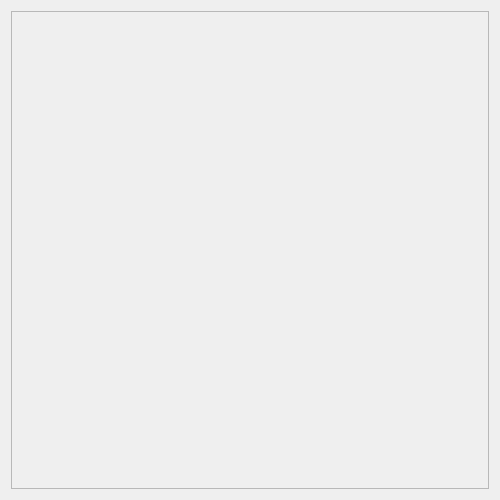
Before: the Qt Designer form gui/templates/relighting-history.ui in RiccardoMarostica/RTI-Thesis, drawn with Qt 5.
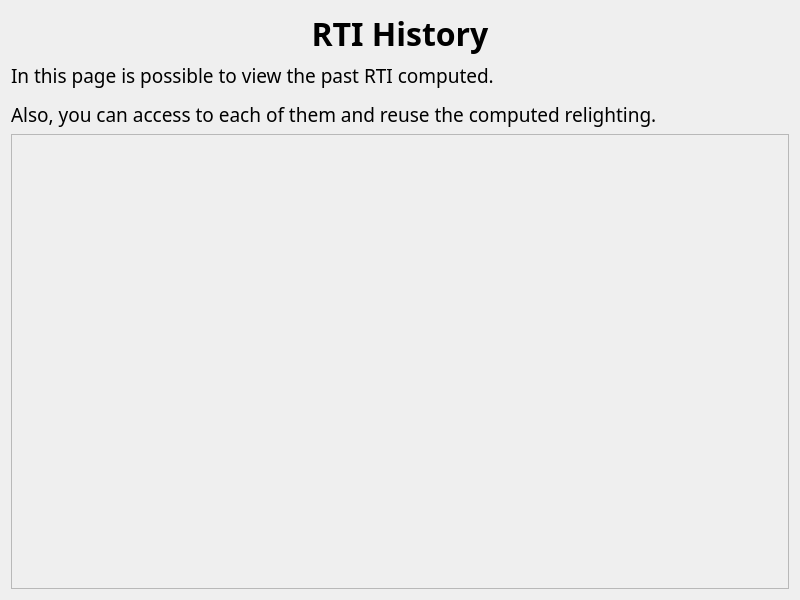
After: the same form once the commit is applied.

The edit to the form file:
```diff
--- a/gui/templates/relighting-history.ui
+++ b/gui/templates/relighting-history.ui
@@ -12,14 +12,14 @@
    <rect>
     <x>0</x>
     <y>0</y>
-    <width>500</width>
-    <height>500</height>
+    <width>800</width>
+    <height>600</height>
    </rect>
   </property>
   <property name="minimumSize">
    <size>
-    <width>400</width>
-    <height>400</height>
+    <width>800</width>
+    <height>600</height>
    </size>
   </property>
   <property name="mouseTracking">
@@ -34,13 +34,51 @@
   <property name="Description" stdset="0">
    <string/>
   </property>
-  <layout class="QVBoxLayout" name="verticalLayout">
-   <item>
-    <widget class="QScrollArea" name="scrollArea">
-     <property name="widgetResizable">
-      <bool>true</bool>
-     </property>
-    </widget>
+  <layout class="QGridLayout" name="gridLayout">
+   <item row="0" column="0">
+    <layout class="QVBoxLayout" name="textsVBL">
+     <item>
+      <widget class="QLabel" name="titleLbl_2">
+       <property name="font">
+        <font>
+         <family>Avenir Next</family>
+         <pointsize>24</pointsize>
+         <bold>true</bold>
+        </font>
+       </property>
+       <property name="text">
+        <string>&lt;html&gt;&lt;head/&gt;&lt;body&gt;&lt;p&gt;&lt;span style=&quot; font-size:24pt;&quot;&gt;RTI History&lt;/span&gt;&lt;/p&gt;&lt;/body&gt;&lt;/html&gt;</string>
+       </property>
+       <property name="alignment">
+        <set>Qt::AlignCenter</set>
+       </property>
+      </widget>
+     </item>
+     <item>
+      <widget class="QLabel" name="desrLbl">
+       <property name="font">
+        <font>
+         <family>Avenir Next</family>
+         <pointsize>14</pointsize>
+        </font>
+       </property>
+       <property name="text">
+        <string>&lt;html&gt;&lt;head/&gt;&lt;body&gt;&lt;p align=&quot;justify&quot;&gt;In this page is possible to view the past RTI computed. &lt;/p&gt;&lt;p align=&quot;justify&quot;&gt;Also, you can access to each of them and reuse the computed relighting. &lt;/p&gt;&lt;/body&gt;&lt;/html&gt;</string>
+       </property>
+      </widget>
+     </item>
+    </layout>
+   </item>
+   <item row="1" column="0">
+    <layout class="QVBoxLayout" name="verticalLayout_3">
+     <item>
+      <widget class="QScrollArea" name="scrollArea">
+       <property name="widgetResizable">
+        <bool>true</bool>
+       </property>
+      </widget>
+     </item>
+    </layout>
    </item>
   </layout>
  </widget>
```
